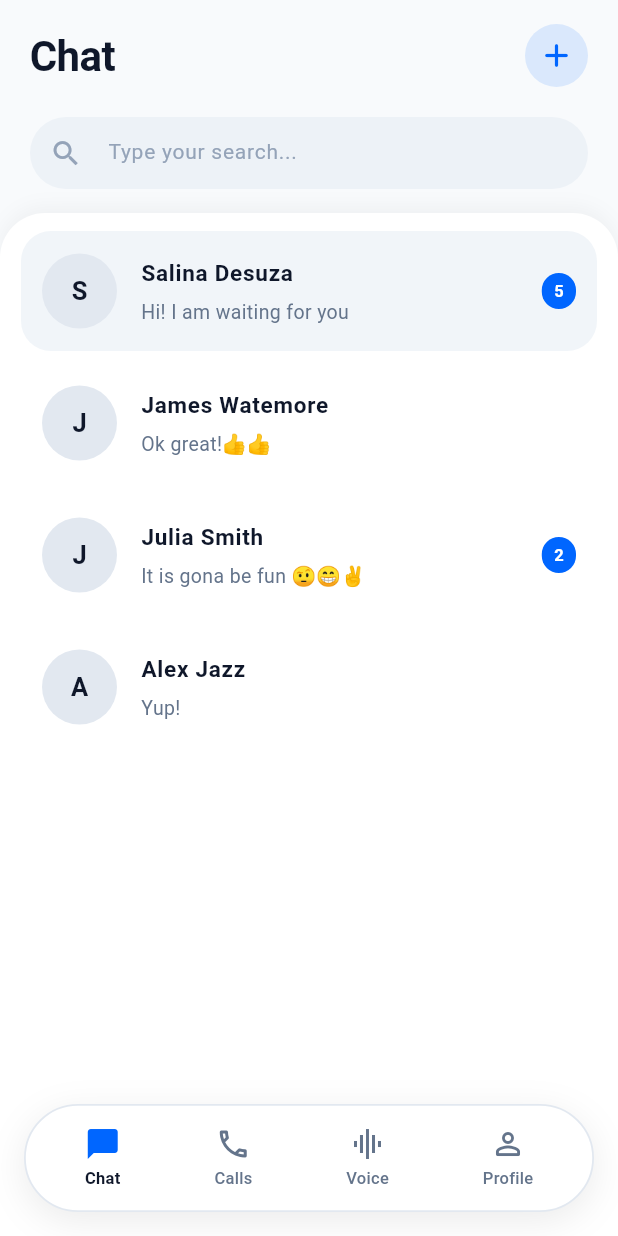
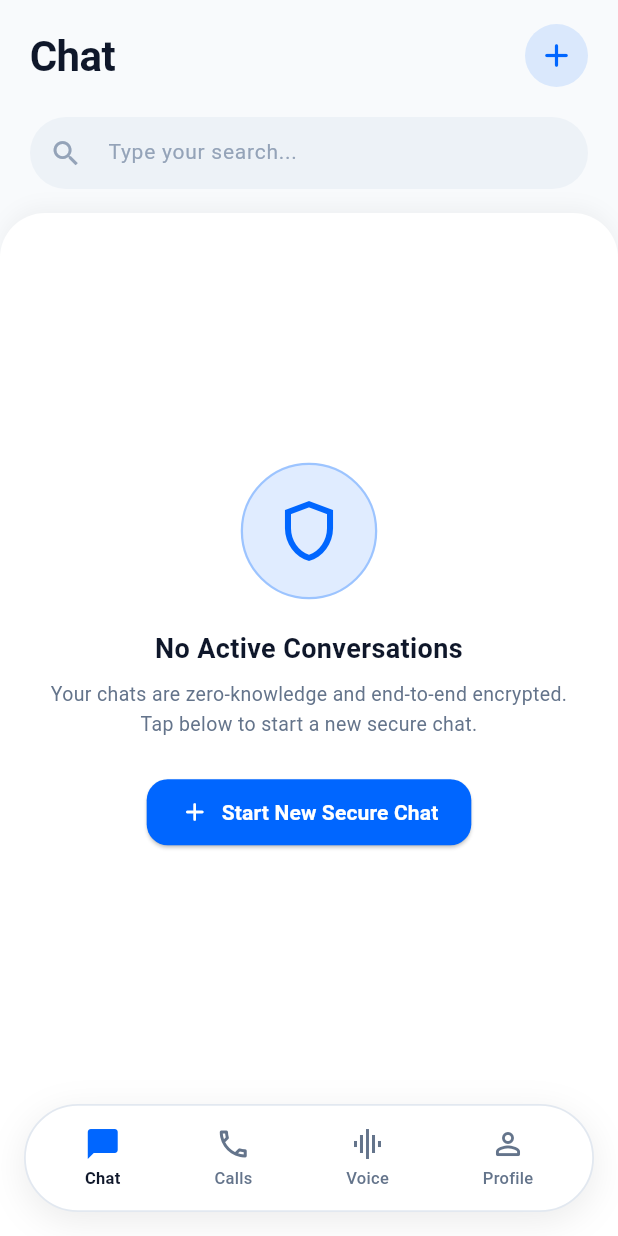
Before and after one commit to Virusboot/OurSpace, a Flutter app: the HomeScreen screen opened directly with empty values, on a phone screen of 412 x 824 dp. Run offline on Flutter 3.47's test engine with Material 3 defaults, Android fonts, the phone set to English and light mode, and no system bars; our stand-ins replace flutter_secure_storage, image_picker, local_auth; accounts and stored records are empty; network calls fail.

Commit message:
refactor(mobile_flutter): purge all sample/mock data and implement production empty states for final release readiness

```diff
--- a/mobile_flutter/lib/features/chat/presentation/screens/chat_screen.dart
+++ b/mobile_flutter/lib/features/chat/presentation/screens/chat_screen.dart
@@ -43,7 +43,6 @@ class _ChatScreenState extends State<ChatScreen> {
   void initState() {
     super.initState();
     _checkGhostMode();
-    _loadSampleMessages();
     _initChat();
     _listenToWebSockets();
   }
@@ -122,45 +121,7 @@ class _ChatScreenState extends State<ChatScreen> {
     });
   }
 
-  void _loadSampleMessages() {
-    _messages.addAll([
-      {
-        'id': 'm1',
-        'senderId': widget.recipient['id'] ?? 'u2',
-        'decryptedText': 'Hi! I am waiting for you',
-        'time': '5:22',
-        'isTyping': false,
-      },
-      {
-        'id': 'm2',
-        'senderId': widget.user['id'] ?? 'u1',
-        'decryptedText': 'Have you done it?',
-        'time': '5:22',
-        'isTyping': false,
-      },
-      {
-        'id': 'm3',
-        'senderId': widget.recipient['id'] ?? 'u2',
-        'decryptedText': 'Nop! just looking at it 😁😂',
-        'time': '5:22',
-        'isTyping': false,
-      },
-      {
-        'id': 'm4',
-        'senderId': widget.user['id'] ?? 'u1',
-        'decryptedText': 'Lorem Ipsum has been the industry\'s standard dummy text ever since the 1500s,',
-        'time': '5:22',
-        'isTyping': false,
-      },
-      {
-        'id': 'm5',
-        'senderId': widget.recipient['id'] ?? 'u2',
-        'decryptedText': '',
-        'time': '5:22',
-        'isTyping': true,
-      },
-    ]);
-  }
+
 
   Future<void> _initChat() async {
     try {
--- a/mobile_flutter/lib/features/chat/presentation/screens/home_screen.dart
+++ b/mobile_flutter/lib/features/chat/presentation/screens/home_screen.dart
@@ -43,52 +43,7 @@ class _HomeScreenState extends State<HomeScreen> {
   }
 
 
-  final List<Map<String, dynamic>> _conversations = [
-    {
-      'id': 'c1',
-      'username': 'Salina Desuza',
-      'handle': '@salina_desuza',
-      'privateId': 'USER-98X12A',
-      'lastMessage': 'Hi! I am waiting for you',
-      'time': '5:22',
-      'unread': 5,
-      'isOnline': true,
-      'publicKey': 'PUB-12345',
-    },
-    {
-      'id': 'c2',
-      'username': 'James Watemore',
-      'handle': '@james_w',
-      'privateId': 'USER-44B90Z',
-      'lastMessage': 'Ok great!👍👍',
-      'time': '12:45',
-      'unread': 0,
-      'isOnline': false,
-      'publicKey': 'PUB-67890',
-    },
-    {
-      'id': 'c3',
-      'username': 'Julia Smith',
-      'handle': '@julia_s',
-      'privateId': 'USER-77C11Q',
-      'lastMessage': 'It is gona be fun 🤨😁✌️',
-      'time': 'Yesterday',
-      'unread': 2,
-      'isOnline': true,
-      'publicKey': 'PUB-11223',
-    },
-    {
-      'id': 'c4',
-      'username': 'Alex Jazz',
-      'handle': '@alex_j',
-      'privateId': 'USER-88D99M',
-      'lastMessage': 'Yup!',
-      'time': 'Mon',
-      'unread': 0,
-      'isOnline': false,
-      'publicKey': 'PUB-44556',
-    },
-  ];
+  final List<Map<String, dynamic>> _conversations = [];
 
   void _showNewActionSheet() {
     final isDark = widget.isDarkMode;
@@ -593,13 +548,49 @@ class _HomeScreenState extends State<HomeScreen> {
                       child: _activeTab == 0
                           ? (filteredConvs.isEmpty
                               ? Center(
-                                  child: Column(
-                                    mainAxisAlignment: MainAxisAlignment.center,
-                                    children: [
-                                      Icon(Icons.search_off_rounded, size: 44, color: searchHint),
-                                      const SizedBox(height: 12),
-                                      Text('No chats found matching "$filterQuery"', style: TextStyle(color: itemSubtxt, fontSize: 13, fontWeight: FontWeight.w500)),
-                                    ],
+                                  child: SingleChildScrollView(
+                                    padding: const EdgeInsets.symmetric(horizontal: 32, vertical: 24),
+                                    child: Column(
+                                      mainAxisAlignment: MainAxisAlignment.center,
+                                      children: [
+                                        Container(
+                                          padding: const EdgeInsets.all(20),
+                                          decoration: BoxDecoration(
+                                            color: const Color(0xFF0066FF).withOpacity(0.12),
+                                            shape: BoxShape.circle,
+                                            border: Border.all(color: const Color(0xFF0066FF).withOpacity(0.3), width: 1.5),
+                                          ),
+                                          child: const Icon(Icons.shield_outlined, size: 48, color: Color(0xFF0066FF)),
+                                        ),
+                                        const SizedBox(height: 20),
+                                        Text(
+                                          filterQuery.isNotEmpty ? 'No chats matching "$filterQuery"' : 'No Active Conversations',
+                                          style: TextStyle(color: itemTxt, fontSize: 18, fontWeight: FontWeight.bold),
+                                          textAlign: TextAlign.center,
+                                        ),
+                                        const SizedBox(height: 8),
+                                        Text(
+                                          filterQuery.isNotEmpty
+                                              ? 'Try searching with a different name, handle, or Private ID.'
+                                              : 'Your chats are zero-knowledge and end-to-end encrypted. Tap below to start a new secure chat.',
+                                          style: TextStyle(color: itemSubtxt, fontSize: 13, height: 1.5),
+                                          textAlign: TextAlign.center,
+                                        ),
+                                        if (filterQuery.isEmpty) ...[
+                                          const SizedBox(height: 24),
+                                          ElevatedButton.icon(
+                                            style: ElevatedButton.styleFrom(
+                                              backgroundColor: const Color(0xFF0066FF),
+                                              padding: const EdgeInsets.symmetric(horizontal: 22, vertical: 12),
+                                              shape: RoundedRectangleBorder(borderRadius: BorderRadius.circular(14)),
+                                            ),
+                                            onPressed: _showNewActionSheet,
+                                            icon: const Icon(Icons.add_rounded, color: Colors.white, size: 20),
+                                            label: const Text('Start New Secure Chat', style: TextStyle(color: Colors.white, fontWeight: FontWeight.bold, fontSize: 14)),
+                                          ),
+                                        ],
+                                      ],
+                                    ),
                                   ),
                                 )
                               : ListView.builder(
```
Also changed, not shown: 1 other file.
